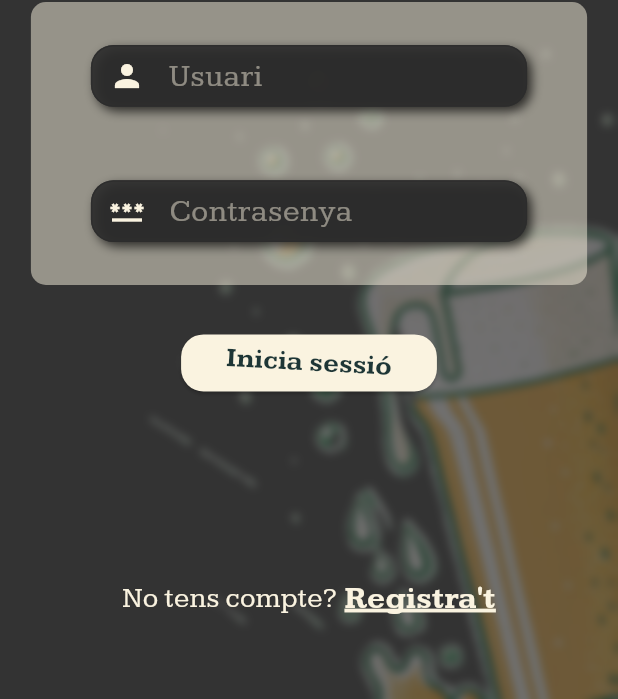
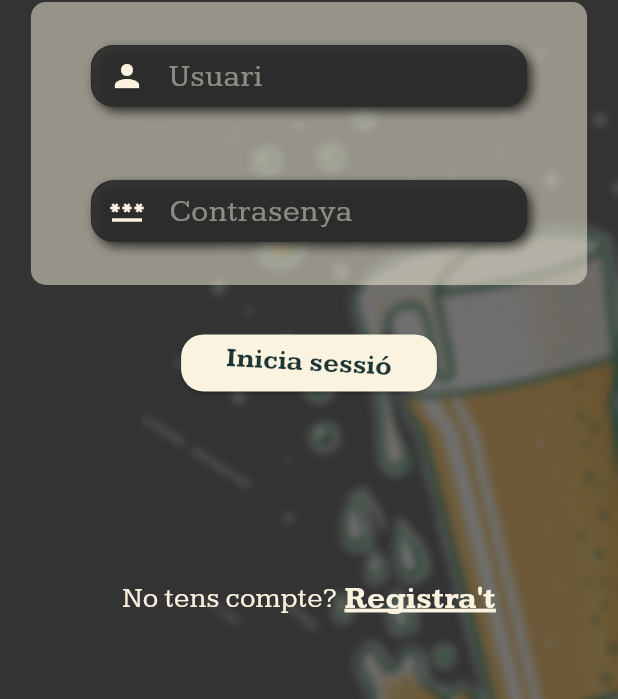
Before and after one commit to polgussi23/BeerWrapped, a Flutter app: the screen it shows after launch, on a phone screen of 412 x 824 dp. Shown: the part 534-1233 px from the top of the screen. Run offline on Flutter 3.47's test engine with Material 3 defaults, Android fonts, the phone set to English and light mode, and no system bars.

Commit message:
Arreglat posicionament imatge spittingBeer al Background

```diff
--- a/lib/components/custom_background.dart
+++ b/lib/components/custom_background.dart
@@ -17,6 +17,9 @@ class CustomBackground extends StatelessWidget {
     final mediaQuery = MediaQueryData.fromView(View.of(context)); // Manté la mida sense que el teclat afecti
     final screenHeight = mediaQuery.size.height;
     final screenWidth = mediaQuery.size.width;
+
+    final spittingBeerImageHeight = screenHeight * 0.65;
+    final spittingBeerImageWidth = spittingBeerImageHeight / 1.168; // 1.168 és la relació entre amplada i altura de la imatge original!
 
     return Container(
       width: screenWidth,          // Forcem l'amplada del Container a ser tota l'amplada de la pantalla
@@ -52,15 +55,17 @@ class CustomBackground extends StatelessWidget {
           ),
           // Imatge cervesa "spitting_beer" (inferior centre)
           Positioned(
+
             top: screenHeight * 0.43, // Posició inferior una mica fora de la pantalla per a que sembli tallada
-            //left: -50, // Posició esquerra per centrar-la horitzontalment aproximadament
-            right: -MediaQuery.of(context).size.width*0.3, // Posició dreta per centrar-la horitzontalment aproximadament
+            //left: screenWidth * 0.2, // Posició esquerra per centrar-la horitzontalment aproximadament
+            left: spittingBeerImageLefPosition(screenWidth, spittingBeerImageWidth),
+            //right: -screenWidth*0.3, // Posició dreta per centrar-la horitzontalment aproximadament
             child: Transform.rotate(
               angle: degreesToRadians(-10),
               child: Image.asset(
                 'assets/images/spitting_beer.png', // Ruta a la imatge cervesa gran
-                height: MediaQuery.of(context).size.height * 0.65, // Amplada 120% de la pantalla per a que sobresurti
-                opacity: AlwaysStoppedAnimation(0.3), // Ajusta l'opacitat
+                height: spittingBeerImageHeight, // Amplada 120% de la pantalla per a que sobresurti
+                opacity: const AlwaysStoppedAnimation(0.3), // Ajusta l'opacitat
               ),
             ),
           ),
@@ -77,4 +82,8 @@ class CustomBackground extends StatelessWidget {
   double degreesToRadians(double x){
     return x * math.pi / 180;
   }
+
+  double spittingBeerImageLefPosition(double screenWidth, double imageWidth){
+    return screenWidth - (imageWidth/1.35);
+  }
 }
```
